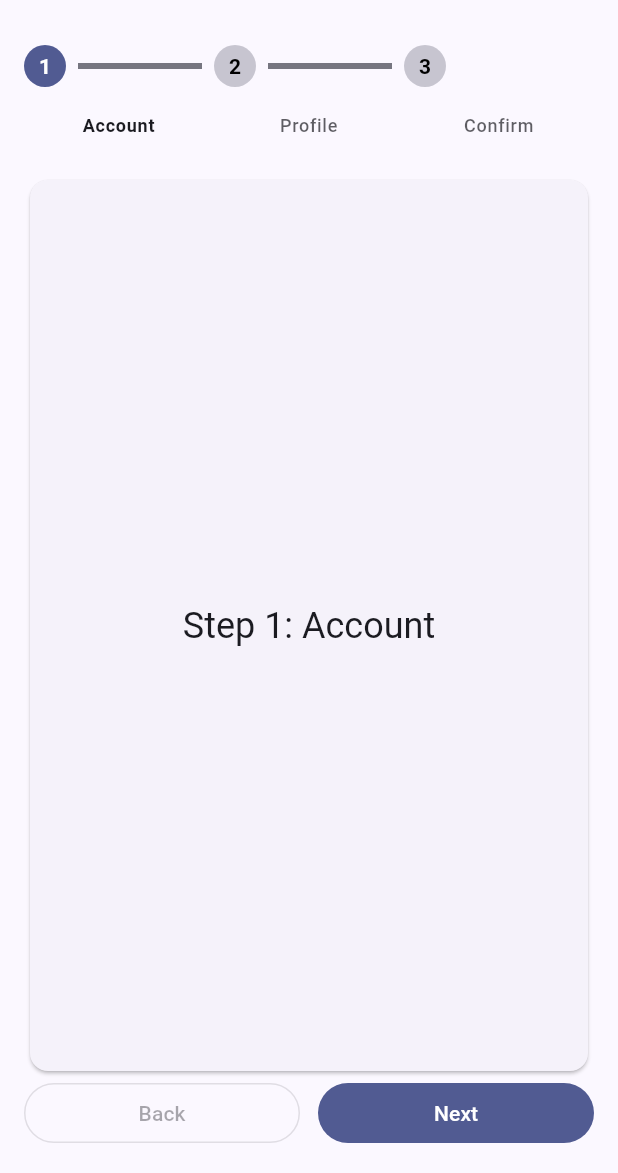
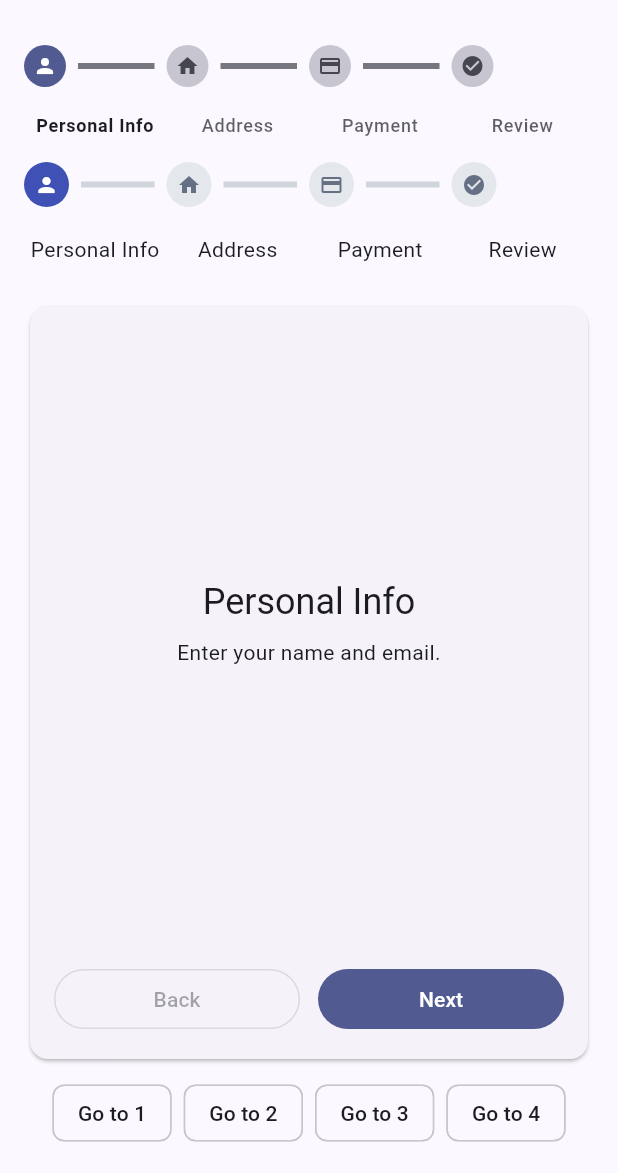
Before and after one commit to AminMemariani/step_bar, a Flutter app: the screen it shows after launch, after a tap on "Next", after a tap on "Back", on a phone screen of 412 x 824 dp, the part 63-1236 px from its top. Run offline on Flutter 3.47's test engine with Material 3 defaults, Android fonts, the phone set to English and light mode, and no system bars.

Commit message:
example: add 4-step wizard demo with PageView; default and custom themed StepBar

```diff
--- a/example/lib/main.dart
+++ b/example/lib/main.dart
@@ -8,13 +8,13 @@ void main() {
 class MyApp extends StatelessWidget {
   const MyApp({super.key});
 
-  // This widget is the root of your application.
   @override
   Widget build(BuildContext context) {
     return MaterialApp(
       title: 'StepBar Example',
       theme: ThemeData(
         colorScheme: ColorScheme.fromSeed(seedColor: Colors.indigo),
+        useMaterial3: true,
       ),
       home: const WizardDemo(),
     );
@@ -29,24 +29,48 @@ class WizardDemo extends StatefulWidget {
 }
 
 class _WizardDemoState extends State<WizardDemo> {
-  static const List<String> _labels = <String>['Account', 'Profile', 'Confirm'];
+  static const List<String> _labels = <String>[
+    'Personal Info',
+    'Address',
+    'Payment',
+    'Review',
+  ];
 
+  static const List<Icon> _icons = <Icon>[
+    Icon(Icons.person, size: 16),
+    Icon(Icons.home, size: 16),
+    Icon(Icons.credit_card, size: 16),
+    Icon(Icons.check_circle, size: 16),
+  ];
+
+  final PageController _pageController = PageController();
   int _currentStep = 0;
 
+  @override
+  void dispose() {
+    _pageController.dispose();
+    super.dispose();
+  }
+
+  void _goTo(int index) {
+    setState(() => _currentStep = index);
+    _pageController.animateToPage(
+      index,
+      duration: const Duration(milliseconds: 250),
+      curve: Curves.easeInOut,
+    );
+  }
+
   void _goNext() {
-    setState(() {
     if (_currentStep < _labels.length - 1) {
-        _currentStep += 1;
+      _goTo(_currentStep + 1);
     }
-    });
   }
 
   void _goBack() {
-    setState(() {
     if (_currentStep > 0) {
-        _currentStep -= 1;
+      _goTo(_currentStep - 1);
     }
-    });
   }
 
   @override
@@ -58,23 +82,57 @@ class _WizardDemoState extends State<WizardDemo> {
         child: Column(
           crossAxisAlignment: CrossAxisAlignment.stretch,
           children: <Widget>[
+            // Default styled StepBar
             StepBar(
               totalSteps: _labels.length,
               currentStep: _currentStep,
               labels: _labels,
+              icons: _icons,
+            ),
+            const SizedBox(height: 16),
+            // Custom themed StepBar
+            StepBarTheme(
+              data: const StepBarThemeData(
+                activeColor: Colors.indigo,
+                completedColor: Colors.indigo,
+                inactiveColor: Color(0xFFE4E7EB),
+                connectorColor: Color(0xFFD0D5DD),
+                circleSize: 30,
+                connectorThickness: 4,
+                spacing: 12,
+                iconSize: 16,
+                activeIconColor: Colors.white,
+                completedIconColor: Colors.white,
+                inactiveIconColor: Color(0xFF667085),
+              ),
+              child: StepBar(
+                totalSteps: _labels.length,
+                currentStep: _currentStep,
+                labels: _labels,
+                icons: _icons,
+              ),
             ),
             const SizedBox(height: 24),
             Expanded(
               child: Card(
-                child: Center(
-                  child: Text(
-                    'Step ${_currentStep + 1}: ${_labels[_currentStep]}',
-                    style: Theme.of(context).textTheme.headlineSmall,
+                clipBehavior: Clip.antiAlias,
+                child: Column(
+                  children: <Widget>[
+                    Expanded(
+                      child: PageView(
+                        controller: _pageController,
+                        onPageChanged: (int index) => setState(() => _currentStep = index),
+                        children: const <Widget>[
+                          _StepPage(title: 'Personal Info', description: 'Enter your name and email.'),
+                          _StepPage(title: 'Address', description: 'Provide your shipping address.'),
+                          _StepPage(title: 'Payment', description: 'Add a payment method.'),
+                          _StepPage(title: 'Review', description: 'Confirm and submit your order.'),
+                        ],
                       ),
                     ),
-              ),
-            ),
-            Row(
+                    Padding(
+                      padding: const EdgeInsets.all(16.0),
+                      child: Row(
                         children: <Widget>[
                           Expanded(
                             child: OutlinedButton(
@@ -85,13 +143,27 @@ class _WizardDemoState extends State<WizardDemo> {
                           const SizedBox(width: 12),
                           Expanded(
                             child: FilledButton(
-                    onPressed: _currentStep == _labels.length - 1
-                        ? null
-                        : _goNext,
+                              onPressed: _currentStep == _labels.length - 1 ? null : _goNext,
                               child: const Text('Next'),
                             ),
                           ),
                         ],
+                      ),
+                    ),
+                  ],
+                ),
+              ),
+            ),
+            const SizedBox(height: 8),
+            Wrap(
+              alignment: WrapAlignment.center,
+              spacing: 8,
+              children: List<Widget>.generate(_labels.length, (int i) {
+                return ActionChip(
+                  label: Text('Go to ${i + 1}'),
+                  onPressed: () => _goTo(i),
+                );
+              }),
             ),
           ],
         ),
@@ -99,3 +171,31 @@ class _WizardDemoState extends State<WizardDemo> {
     );
   }
 }
+
+class _StepPage extends StatelessWidget {
+  const _StepPage({required this.title, required this.description});
+
+  final String title;
+  final String description;
+
+  @override
+  Widget build(BuildContext context) {
+    return Center(
+      child: Padding(
+        padding: const EdgeInsets.all(24.0),
+        child: Column(
+          mainAxisSize: MainAxisSize.min,
+          children: <Widget>[
+            Text(title, style: Theme.of(context).textTheme.headlineSmall),
+            const SizedBox(height: 8),
+            Text(
+              description,
+              style: Theme.of(context).textTheme.bodyMedium,
+              textAlign: TextAlign.center,
+            ),
+          ],
+        ),
+      ),
+    );
+  }
+}
```
Lines whose indentation alone changed are shown as unchanged.
